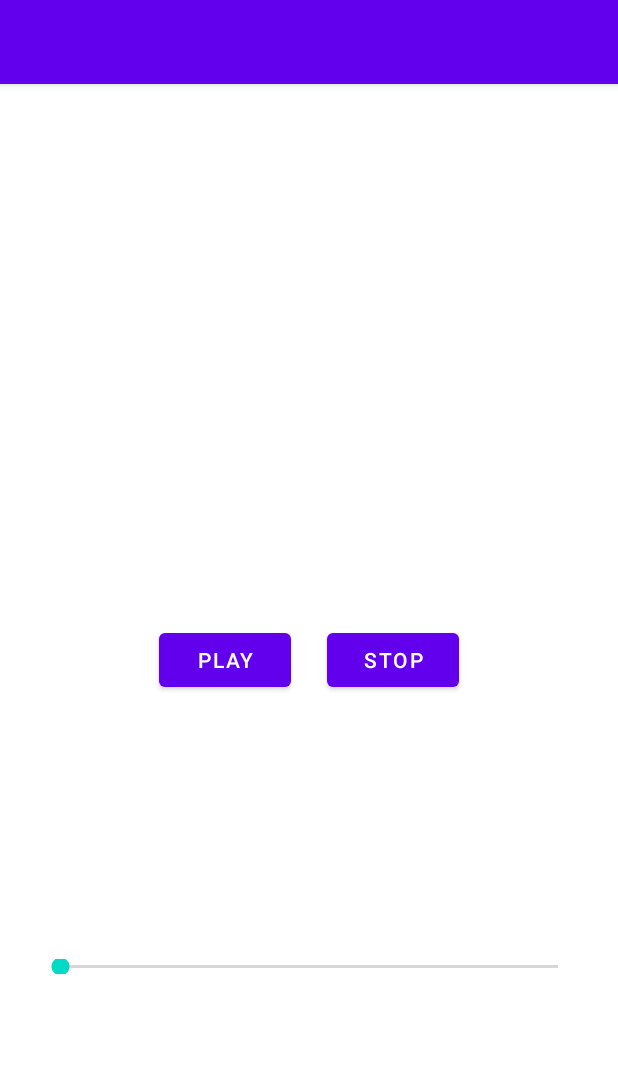
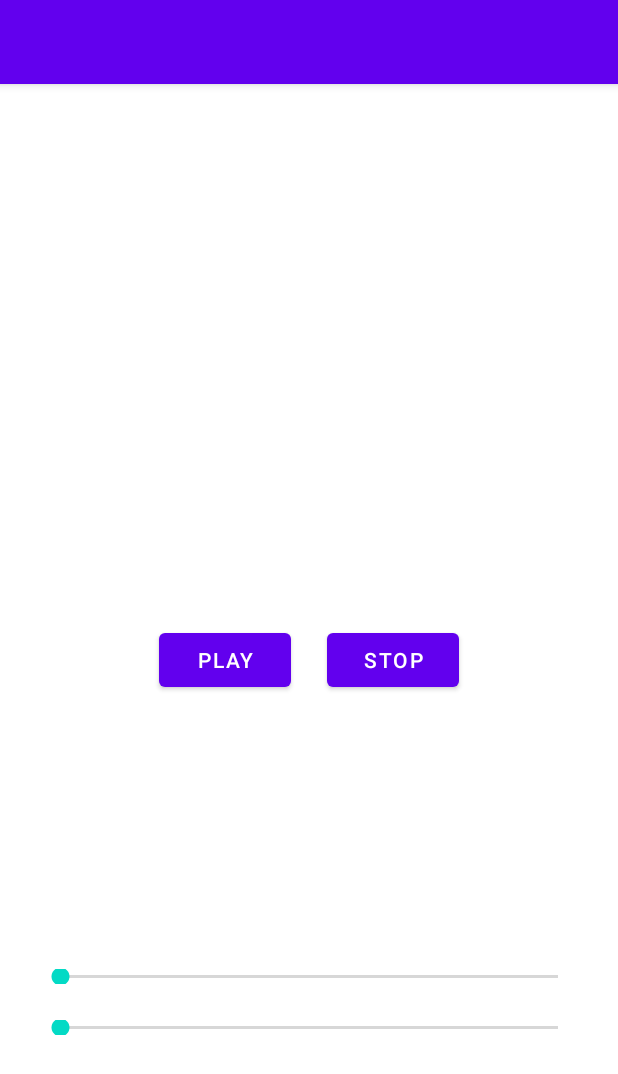
Before and after one commit to chucoyos/SoundDemo, an Android app: the screen it shows after launch (MainActivity), on a phone screen of 412 x 824 dp. Shown: the top 1074 px of the screen. Run offline under Robolectric (Android 15) with nearby library versions, the phone set to English and light mode, and no system bars.

Commit message:
Add scrubSeekBar to mediaPlayer.seekProgress

```diff
--- a/app/src/main/java/com/example/sounddemo/MainActivity.java
+++ b/app/src/main/java/com/example/sounddemo/MainActivity.java
@@ -10,30 +10,38 @@ import android.view.View;
 import android.widget.Button;
 import android.widget.SeekBar;
 
+import java.util.Timer;
+import java.util.TimerTask;
+
 public class MainActivity extends AppCompatActivity {
 
     Button playButton, stopButton;
     MediaPlayer mediaPlayer;
-    SeekBar volumeControl;
+    SeekBar volumeSeekBar, scrubSeekBar;
     AudioManager audioManager;
 
     @Override
     protected void onCreate(Bundle savedInstanceState) {
         super.onCreate(savedInstanceState);
         setContentView(R.layout.activity_main);
-        audioManager = (AudioManager) getSystemService(AUDIO_SERVICE);
+
         playButton = findViewById(R.id.PlayButton);
         stopButton = findViewById(R.id.StopButton);
         mediaPlayer = MediaPlayer.create(this, R.raw.melody);
+        volumeSeekBar = findViewById(R.id.volumeSeekBar);
+        scrubSeekBar = findViewById(R.id.scrubSeekBar);
 
+        audioManager = (AudioManager) getSystemService(AUDIO_SERVICE);
         int maxVolume = audioManager.getStreamMaxVolume(AudioManager.STREAM_MUSIC);
         int currentVolume = audioManager.getStreamVolume(AudioManager.STREAM_MUSIC);
-        volumeControl = findViewById(R.id.seekBar);
-        volumeControl.setMax(maxVolume);
-        volumeControl.setProgress(currentVolume);
+
+        volumeSeekBar.setMax(maxVolume);
+        volumeSeekBar.setProgress(currentVolume);
+
+        scrubSeekBar.setMax(mediaPlayer.getDuration());
 
 
-        volumeControl.setOnSeekBarChangeListener(new SeekBar.OnSeekBarChangeListener() {
+        volumeSeekBar.setOnSeekBarChangeListener(new SeekBar.OnSeekBarChangeListener() {
             @Override
             public void onProgressChanged(SeekBar seekBar, int progress, boolean fromUser) {
                 audioManager.setStreamVolume(AudioManager.STREAM_MUSIC, progress, 0);
@@ -52,11 +60,39 @@ public class MainActivity extends AppCompatActivity {
             }
         });
 
+        scrubSeekBar.setOnSeekBarChangeListener(new SeekBar.OnSeekBarChangeListener() {
+            @Override
+            public void onProgressChanged(SeekBar seekBar, int progress, boolean fromUser) {
+                mediaPlayer.seekTo(progress);
+            }
+
+            @Override
+            public void onStartTrackingTouch(SeekBar seekBar) {
+                mediaPlayer.pause();
+            }
+
+            @Override
+            public void onStopTrackingTouch(SeekBar seekBar) {
+                mediaPlayer.start();
+            }
+        });
+
+
+
+    }
+
+    private void startTimer(){
+                new Timer().scheduleAtFixedRate(new TimerTask() {
+                    @Override
+                    public void run() {
+                        scrubSeekBar.setProgress(mediaPlayer.getCurrentPosition());
+                    }
+                }, 0, 300);
     }
 
     public void playSound(View view){
         mediaPlayer.setLooping(true);
-        mediaPlayer.start();
+                mediaPlayer.start();
     }
 
     public void stopSound(View view){
--- a/app/src/main/res/layout/activity_main.xml
+++ b/app/src/main/res/layout/activity_main.xml
@@ -37,17 +37,38 @@
             android:text="Stop" />
     </LinearLayout>
 
+    <LinearLayout
+        android:layout_width="match_parent"
+        android:layout_height="wrap_content"
+        android:layout_marginTop="24dp"
+        android:orientation="vertical"
+        app:layout_constraintBottom_toBottomOf="parent"
+        app:layout_constraintEnd_toEndOf="parent"
+        app:layout_constraintStart_toStartOf="parent"
+        app:layout_constraintTop_toBottomOf="@id/linearLayout">
+
         <SeekBar
-        android:id="@+id/seekBar"
+            android:id="@+id/volumeSeekBar"
             android:layout_width="match_parent"
             android:layout_height="10dp"
             android:layout_marginStart="24dp"
-        android:layout_marginLeft="16dp"
+            android:layout_marginLeft="24dp"
             android:layout_marginTop="12dp"
             android:layout_marginEnd="24dp"
+            android:layout_marginRight="24dp"
             android:layout_marginBottom="24dp"
             app:layout_constraintBottom_toBottomOf="parent"
             app:layout_constraintEnd_toEndOf="parent"
             app:layout_constraintStart_toStartOf="parent"
-        app:layout_constraintTop_toBottomOf="@+id/linearLayout" />
+            app:layout_constraintTop_toTopOf="parent" />
+
+        <SeekBar
+            android:id="@+id/scrubSeekBar"
+            android:layout_marginStart="24dp"
+            android:layout_marginLeft="24dp"
+            android:layout_marginEnd="24dp"
+            android:layout_width="match_parent"
+            android:layout_height="10dp" />
+    </LinearLayout>
+
 </androidx.constraintlayout.widget.ConstraintLayout>
```
Lines whose indentation alone changed are shown as unchanged.
